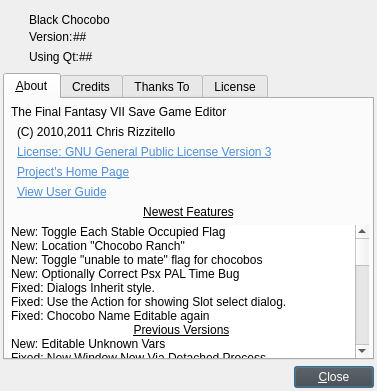
First picture: the form in about.ui, repository sithlord48/blackchocobo, before the edit.
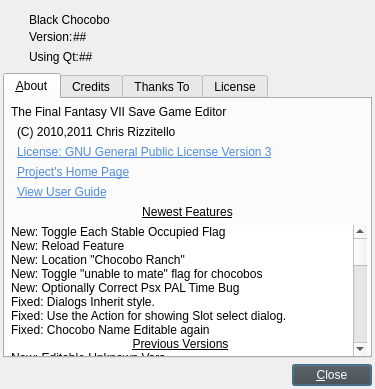
Second picture: the form after the edit. Icons and pictures are not drawn.

Commit message: Added Reload Feature, removed "mastered" skills. small string changes, lupdate

Patch:
```diff
--- a/about.ui
+++ b/about.ui
@@ -9,8 +9,8 @@
    <rect>
     <x>0</x>
     <y>0</y>
-    <width>377</width>
-    <height>391</height>
+    <width>375</width>
+    <height>389</height>
    </rect>
   </property>
   <property name="sizePolicy">
@@ -501,6 +501,11 @@
            <string>New: Toggle Each Stable Occupied Flag</string>
           </property>
          </item>
+         <item>
+          <property name="text">
+           <string>New: Reload Feature</string>
+          </property>
+         </item>
          <item>
           <property name="text">
            <string>New: Location &quot;Chocobo Ranch&quot;</string>
```
The commit also changes 9 other files.
